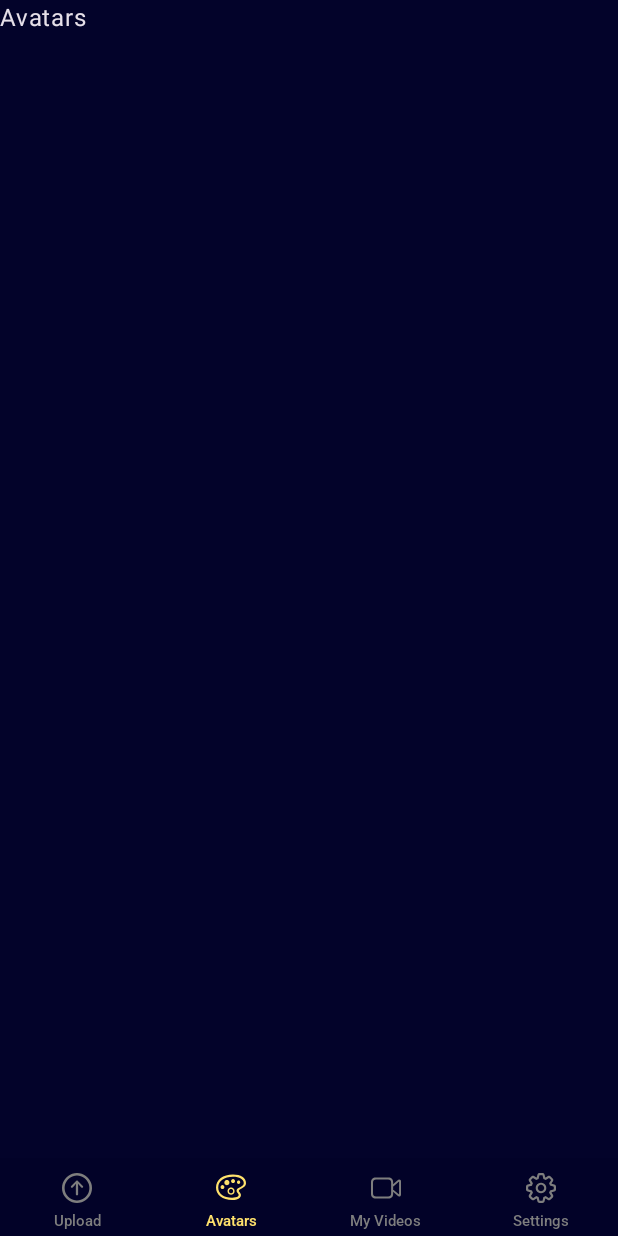
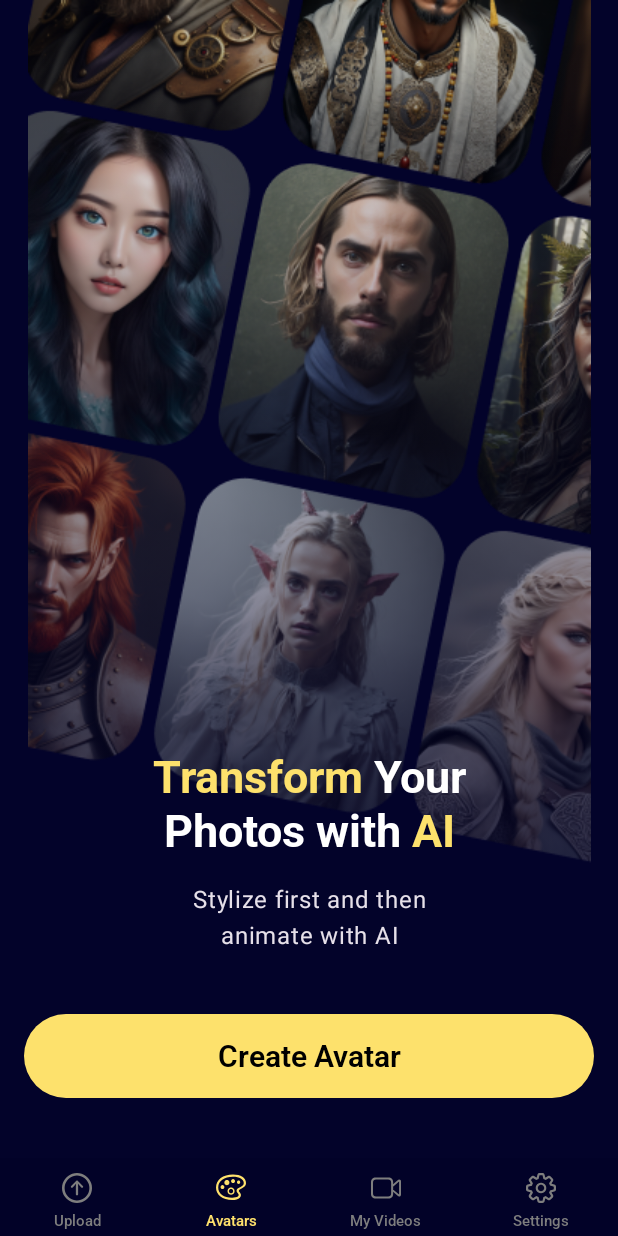
Before and after one commit to muratov-dev/HumanAIProject, an Android app built with Jetpack Compose: the screen it shows after launch (MainActivity), item 2 of the bottom bar chosen, on a phone screen of 412 x 824 dp. Run offline under Robolectric (Android 15) with nearby library versions, the phone set to English and light mode, and no system bars; our stand-ins replace Dagger/Hilt's generated code, Timber; libraries missing offline, so code that uses them is left out: com.attafitamim.krop.

Commit message:
feat: Implement Avatars screen UI and navigation

```diff
--- a/app/src/main/java/me/yeahapps/talkingphoto/core/ui/theme/Typography.kt
+++ b/app/src/main/java/me/yeahapps/talkingphoto/core/ui/theme/Typography.kt
@@ -20,6 +20,12 @@ val robotoFamily = FontFamily(
 
 @Immutable
 data class HumanAITypography(
+    val titleBold: TextStyle = TextStyle(
+        fontFamily = robotoFamily,
+        fontWeight = FontWeight.Bold,
+        fontSize = 30.sp,
+        lineHeight = 36.sp
+    ),
     val headlineExtraBold: TextStyle = TextStyle(
         fontFamily = robotoFamily,
         fontWeight = FontWeight.ExtraBold,
--- a/app/src/main/java/me/yeahapps/talkingphoto/features/avatars/AvatarsScreen.kt
+++ b/app/src/main/java/me/yeahapps/talkingphoto/features/avatars/AvatarsScreen.kt
@@ -1,26 +1,92 @@
 package me.yeahapps.talkingphoto.features.avatars
 
+import androidx.compose.foundation.Image
+import androidx.compose.foundation.layout.Arrangement
 import androidx.compose.foundation.layout.Box
+import androidx.compose.foundation.layout.Column
+import androidx.compose.foundation.layout.Spacer
+import androidx.compose.foundation.layout.fillMaxSize
+import androidx.compose.foundation.layout.fillMaxWidth
 import androidx.compose.foundation.layout.padding
+import androidx.compose.foundation.layout.size
 import androidx.compose.material3.Scaffold
 import androidx.compose.material3.Text
 import androidx.compose.runtime.Composable
+import androidx.compose.ui.Alignment
 import androidx.compose.ui.Modifier
-import kotlinx.serialization.Serializable
-
-@Serializable
-object AvatarsScreen
+import androidx.compose.ui.draw.drawWithCache
+import androidx.compose.ui.geometry.Offset
+import androidx.compose.ui.graphics.Brush
+import androidx.compose.ui.graphics.Color
+import androidx.compose.ui.res.painterResource
+import androidx.compose.ui.res.stringResource
+import androidx.compose.ui.text.SpanStyle
+import androidx.compose.ui.text.buildAnnotatedString
+import androidx.compose.ui.text.style.TextAlign
+import androidx.compose.ui.text.withStyle
+import androidx.compose.ui.unit.dp
+import me.yeahapps.talkingphoto.R
+import me.yeahapps.talkingphoto.core.ui.component.button.filled.HumanAIPrimaryButton
+import me.yeahapps.talkingphoto.core.ui.theme.HumanAITheme
 
 @Composable
-fun AvatarsContainer(modifier: Modifier = Modifier) {
-    AvatarsContent(modifier = modifier)
+fun AvatarsContainer(modifier: Modifier = Modifier, navigateToPhotoUpload: () -> Unit = {}) {
+    AvatarsContent(modifier = modifier, navigateToPhotoUpload = navigateToPhotoUpload)
 }
 
 @Composable
-private fun AvatarsContent(modifier: Modifier = Modifier) {
+private fun AvatarsContent(modifier: Modifier = Modifier, navigateToPhotoUpload: () -> Unit) {
     Scaffold(modifier = modifier) { innerPadding ->
-        Box(modifier = Modifier.padding(innerPadding)){
-            Text(text = "Avatars")
+        Box(modifier = Modifier.fillMaxSize()) {
+            Image(
+                painter = painterResource(R.drawable.im_avatars_bg),
+                contentDescription = null,
+                modifier = Modifier.align(Alignment.TopCenter)
+            )
+            Box(
+                modifier = Modifier
+                    .padding(top = innerPadding.calculateTopPadding())
+                    .fillMaxSize()
+                    .drawWithCache {
+                        val gradient = Brush.linearGradient(
+                            colorStops = arrayOf(
+                                0.0f to Color.Transparent, 0.5f to Color(0x6E03032A), 1.0f to Color(0xFF03032A)
+                            ), start = Offset(0f, 0f), end = Offset(0f, size.height)
+                        )
+                        onDrawBehind {
+                            drawRect(brush = gradient)
+                        }
+                    })
+            Column(
+                modifier = Modifier
+                    .fillMaxSize()
+                    .padding(top = innerPadding.calculateTopPadding(), bottom = 40.dp),
+                verticalArrangement = Arrangement.Bottom,
+                horizontalAlignment = Alignment.CenterHorizontally
+            ) {
+                val annotatedText = buildAnnotatedString {
+                    withStyle(SpanStyle(color = HumanAITheme.colors.textAccent)) {
+                        append("Transform ")
+                    }
+                    withStyle(SpanStyle(color = HumanAITheme.colors.textPrimary)) {
+                        append("Your\nPhotos with ")
+                    }
+                    withStyle(SpanStyle(color = HumanAITheme.colors.textAccent)) {
+                        append("AI")
+                    }
+                }
+                Text(text = annotatedText, style = HumanAITheme.typography.titleBold, textAlign = TextAlign.Center)
+                Spacer(Modifier.size(16.dp))
+                Text(text = stringResource(R.string.avatars_description), textAlign = TextAlign.Center)
+                Spacer(Modifier.size(40.dp))
+                HumanAIPrimaryButton(
+                    centerContent = stringResource(R.string.avatars_create),
+                    onClick = navigateToPhotoUpload,
+                    modifier = Modifier
+                        .padding(horizontal = 16.dp)
+                        .fillMaxWidth()
+                )
+            }
         }
     }
 }
--- a/app/src/main/java/me/yeahapps/talkingphoto/features/root/ui/screen/RootScreen.kt
+++ b/app/src/main/java/me/yeahapps/talkingphoto/features/root/ui/screen/RootScreen.kt
@@ -17,10 +17,10 @@ import me.yeahapps.talkingphoto.features.avatars.AvatarsContainer
 import me.yeahapps.talkingphoto.features.root.domain.BottomNavigationItem
 import me.yeahapps.talkingphoto.features.root.ui.component.HumanAIBottomNavigation
 import me.yeahapps.talkingphoto.features.settings.SettingsContainer
+import me.yeahapps.talkingphoto.features.upload.domain.UploadType
 import me.yeahapps.talkingphoto.features.upload.ui.screen.UploadPhotoScreen
 import me.yeahapps.talkingphoto.features.upload.ui.screen.UploadedPhotosContainer
 import me.yeahapps.talkingphoto.features.videos.VideosContainer
-import me.yeahapps.talkingphoto.features.videos.VideosScreen
 
 @Serializable
 object RootScreen
@@ -59,14 +59,14 @@ private fun RootContent(modifier: Modifier = Modifier, parentNavController: NavH
                     modifier = Modifier
                         .commonModifier()
                         .padding(bottom = innerPadding.calculateBottomPadding()),
-                    navigateToUpload = { parentNavController.navigate(UploadPhotoScreen) })
+                    navigateToUpload = { parentNavController.navigate(UploadPhotoScreen(UploadType.Upload)) })
             }
             composable(BottomNavigationItem.Avatars.route) {
                 AvatarsContainer(
                     modifier = Modifier
                         .commonModifier()
-                        .padding(bottom = innerPadding.calculateBottomPadding())
-                )
+                        .padding(bottom = innerPadding.calculateBottomPadding()),
+                    navigateToPhotoUpload = { parentNavController.navigate(UploadPhotoScreen(UploadType.Avatar)) })
             }
             composable(BottomNavigationItem.MyVideos.route) {
                 VideosContainer(
@@ -81,8 +81,7 @@ private fun RootContent(modifier: Modifier = Modifier, parentNavController: NavH
                         .commonModifier()
                         .padding(bottom = innerPadding.calculateBottomPadding()),
                     navigateToSubscriptions = {},
-                    navigateToMyVideos = { navController.navigate(BottomNavigationItem.MyVideos.route) }
-                )
+                    navigateToMyVideos = { navController.navigate(BottomNavigationItem.MyVideos.route) })
             }
         }
     }
--- /dev/null
+++ b/app/src/main/java/me/yeahapps/talkingphoto/features/upload/domain/UploadType.kt
@@ -0,0 +1,5 @@
+package me.yeahapps.talkingphoto.features.upload.domain
+
+enum class UploadType {
+    Upload, Avatar
+}
--- a/app/src/main/res/values/strings.xml
+++ b/app/src/main/res/values/strings.xml
@@ -25,6 +25,8 @@
 
     <!--  Avatars  -->
     <string name="avatars_label">Avatars</string>
+    <string name="avatars_create">Create Avatar</string>
+    <string name="avatars_description">Stylize first and then\nanimate with AI</string>
     <!--  My Videos -->
     <string name="videos_label">My Videos</string>
     <string name="videos_headline">📹 My Videos</string>
```
Also changed, not shown: app/src/main/java/me/yeahapps/talkingphoto/core/ui/navigation/PetAINavHost.kt (+7 -1 lines), app/src/main/java/me/yeahapps/talkingphoto/features/upload/ui/screen/UploadPhotoScreen.kt (+23 -8 lines), app/src/main/res/drawable-mdpi/im_avatars_bg.webp, 2 other files.
